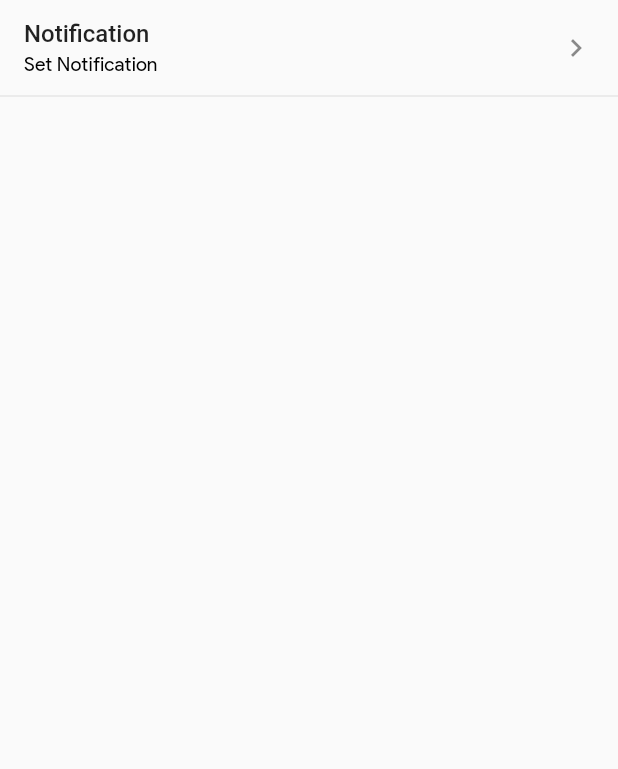
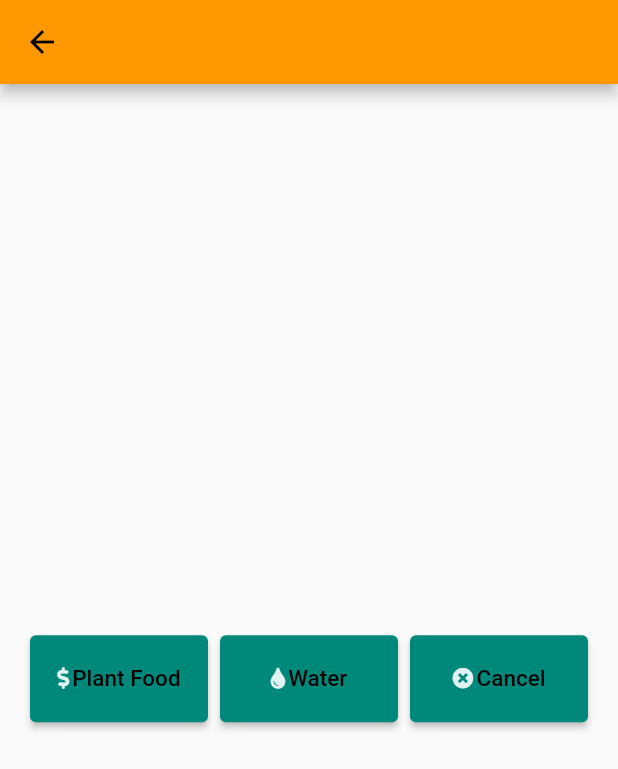
Before and after one commit to Akhil-ps-dev/final_sqlflit-diary, a Flutter app: the NotificationPage screen opened directly, on a phone screen of 412 x 824 dp. Shown: the top 769 px of the screen. Run offline on Flutter 3.47's test engine with Material 2 defaults, Android fonts, the phone set to English and light mode, and no system bars; our stand-ins replace awesome_notifications, date_picker_timeline, flutter_settings_screens, font_awesome_flutter, google_fonts, image_picker and 2 more; accounts and stored records are empty.

Commit message:
add notification items

```diff
--- /dev/null
+++ b/lib/05_settings_file/notification_page/01notification_page.dart
@@ -0,0 +1,71 @@
+import 'package:awesome_notifications/awesome_notifications.dart';
+import 'package:devolopment/05_settings_file/notification_page/notification.dart';
+import 'package:devolopment/05_settings_file/notification_page/widgets.dart';
+import 'package:flutter/material.dart';
+
+class NotificationPage extends StatefulWidget {
+  NotificationPage({Key? key}) : super(key: key);
+
+  @override
+  _NotificationPageState createState() => _NotificationPageState();
+}
+
+class _NotificationPageState extends State<NotificationPage> {
+  @override
+  void initState() {
+    super.initState();
+    AwesomeNotifications().isNotificationAllowed().then((isAllowed) {
+      if (!isAllowed) {
+        showDialog(
+            context: context,
+            builder: (context) => AlertDialog(
+                  title: Text('Allow Notification'),
+                  content: Text('Our app would like to send you notifications'),
+                  actions: [
+                    TextButton(
+                      onPressed: () {
+                        Navigator.pop(context);
+                      },
+                      child: Text(
+                        'Don\'t Allow',
+                        style: TextStyle(color: Colors.grey, fontSize: 18),
+                      ),
+                    ),
+                    TextButton(
+                        onPressed: () => AwesomeNotifications()
+                            .requestPermissionToSendNotifications()
+                            .then((value) => Navigator.pop(context)),
+                        child: Text(
+                          'Allow',
+                          style: TextStyle(
+                              color: Colors.teal,
+                              fontWeight: FontWeight.bold,
+                              fontSize: 18),
+                        ))
+                  ],
+                ));
+      }
+    });
+  }
+
+  @override
+  Widget build(BuildContext context) {
+    return Scaffold(
+        appBar: AppBar(),
+        body: Center(
+          child: Column(
+            mainAxisAlignment: MainAxisAlignment.center,
+            children: [
+              SizedBox(
+                height: 25,
+              ),
+              HomePageButtons(
+                onPressedOne: createPlantFoodNotification,
+                onPressedTwo: () async {},
+                onPressedThree: () async {},
+              )
+            ],
+          ),
+        ));
+  }
+}
--- a/lib/05_settings_file/notification_page/notification.dart
+++ b/lib/05_settings_file/notification_page/notification.dart
@@ -1,34 +1,14 @@
-//@dart=2.9
-import 'package:devolopment/05_settings_file/01icon_widget.dart';
-import 'package:flutter/material.dart';
-import 'package:flutter_settings_screens/flutter_settings_screens.dart';
+import 'package:awesome_notifications/awesome_notifications.dart';
+import 'package:devolopment/05_settings_file/notification_page/utilities.dart';
 
-class NotificationPage extends StatelessWidget {
-  @override
-  Widget build(BuildContext context) => SimpleSettingsTile(
-        title: 'Notification',
-        subtitle: 'Set Notification',
-        // leading: IconWidgets(
-        //   icon: Icons.person,
-        // ),
-        child: SettingsScreen(
-
-          title: 'Notification Settings',
-          children: <Widget>[
-            SizedBox(
-              height: 20,
-            ),
-            buildRed(context),
-          ],
+Future<void> createPlantFoodNotification() async {
+  await AwesomeNotifications().createNotification(
+    content: NotificationContent(
+        id: createUniqueId(),
+        channelKey: 'basic_channel',
+        title: '${Emojis.money_money_bag + Emojis.plant_cactus} Buy Plant food',
+        body: 'Write diary',
+        notificationLayout: NotificationLayout.BigPicture
         ),
-      );
-  Widget buildRed(BuildContext context) => SimpleSettingsTile(
-        title: 'Activate Notification',
-        subtitle: '',
-        leading: IconWidgets(
-          icon: Icons.notifications_active,
-          color: Colors.redAccent,
-        ),
-        onTap: () {},
-      );
+  );
 }
--- /dev/null
+++ b/lib/05_settings_file/notification_page/widgets.dart
@@ -0,0 +1,126 @@
+import 'package:flutter/material.dart';
+import 'package:font_awesome_flutter/font_awesome_flutter.dart';
+
+
+class HomePageButtons extends StatelessWidget {
+  final Future<void> Function() onPressedOne;
+  final Future<void> Function() onPressedTwo;
+  final Future<void> Function() onPressedThree;
+  const HomePageButtons({
+    Key? key,
+    required this.onPressedOne,
+    required this.onPressedTwo,
+    required this.onPressedThree,
+  }) : super(key: key);
+
+  @override
+  Widget build(BuildContext context) {
+    return Padding(
+      padding: const EdgeInsets.symmetric(horizontal: 20.0),
+      child: Row(
+        mainAxisAlignment: MainAxisAlignment.center,
+        children: [
+          Expanded(
+            child: ElevatedButton(
+              style: ButtonStyle(
+                padding: MaterialStateProperty.all(
+                    const EdgeInsets.symmetric(vertical: 20)),
+                backgroundColor: MaterialStateProperty.all(
+                  Colors.teal[600],
+                ),
+              ),
+              onPressed: onPressedOne,
+              child: Row(
+                mainAxisAlignment: MainAxisAlignment.center,
+                children: [
+                  FaIcon(
+                    FontAwesomeIcons.dollarSign,
+                    size: 14,
+                    color: Colors.teal[50],
+                  ),
+                  const SizedBox(
+                    width: 2,
+                  ),
+                  const Text(
+                    'Plant Food',
+                    style: TextStyle(
+                      fontSize: 15,
+                    ),
+                  )
+                ],
+              ),
+            ),
+          ),
+          const SizedBox(
+            width: 8,
+          ),
+          Expanded(
+            child: ElevatedButton(
+              style: ButtonStyle(
+                padding: MaterialStateProperty.all(
+                    const EdgeInsets.symmetric(vertical: 20)),
+                backgroundColor: MaterialStateProperty.all(
+                  Colors.teal[600],
+                ),
+              ),
+              onPressed: onPressedTwo,
+              child: Row(
+                mainAxisAlignment: MainAxisAlignment.center,
+                children: [
+                  FaIcon(
+                    FontAwesomeIcons.tint,
+                    size: 14,
+                    color: Colors.teal[50],
+                  ),
+                  const SizedBox(
+                    width: 2,
+                  ),
+                  const Text(
+                    'Water',
+                    style: TextStyle(
+                      fontSize: 15,
+                    ),
+                  )
+                ],
+              ),
+            ),
+          ),
+          const SizedBox(
+            width: 8,
+          ),
+          Expanded(
+            child: ElevatedButton(
+              style: ButtonStyle(
+                padding: MaterialStateProperty.all(
+                    const EdgeInsets.symmetric(vertical: 20)),
+                backgroundColor: MaterialStateProperty.all(
+                  Colors.teal[600],
+                ),
+              ),
+              onPressed: onPressedThree,
+              child: Row(
+                mainAxisAlignment: MainAxisAlignment.center,
+                children: [
+                  FaIcon(
+                    FontAwesomeIcons.solidTimesCircle,
+                    size: 14,
+                    color: Colors.teal[50],
+                  ),
+                  const SizedBox(
+                    width: 2,
+                  ),
+                  const Text(
+                    'Cancel',
+                    style: TextStyle(
+                      fontSize: 15,
+                    ),
+                  )
+                ],
+              ),
+            ),
+          ),
+        ],
+      ),
+    );
+  }
+}
--- a/pubspec.yaml
+++ b/pubspec.yaml
@@ -21,12 +21,14 @@ environment:
   sdk: ">=2.12.0 <3.0.0"
 
 dependencies:
+  awesome_notifications: ^0.0.6+11
   cupertino_icons: ^1.0.2
   date_picker_timeline: ^1.2.3
   flutter:
     sdk: flutter
   flutter_settings_screens: ^0.2.2+1
   flutter_staggered_grid_view: 0.4.0
+  font_awesome_flutter: ^9.1.0
   google_fonts: ^2.1.0
   image_picker: ^0.8.3+1
   intl: 0.17.0
```
Also changed, not shown: lib/05_settings_file/notification_page/utilities.dart (added, +88 -0 lines), lib/main.dart (+13 -1 lines), lib/screens/initial_pages/05_settings_page.dart (+29 -10 lines), lib/05_settings_file/font_page/03_font_page.dart (renamed from lib/05_settings_file/03_font_page.dart), lib/05_settings_file/theme_page/02_theme_page.dart (renamed from lib/05_settings_file/02_theme_page.dart), pubspec.lock, 7 other files.
